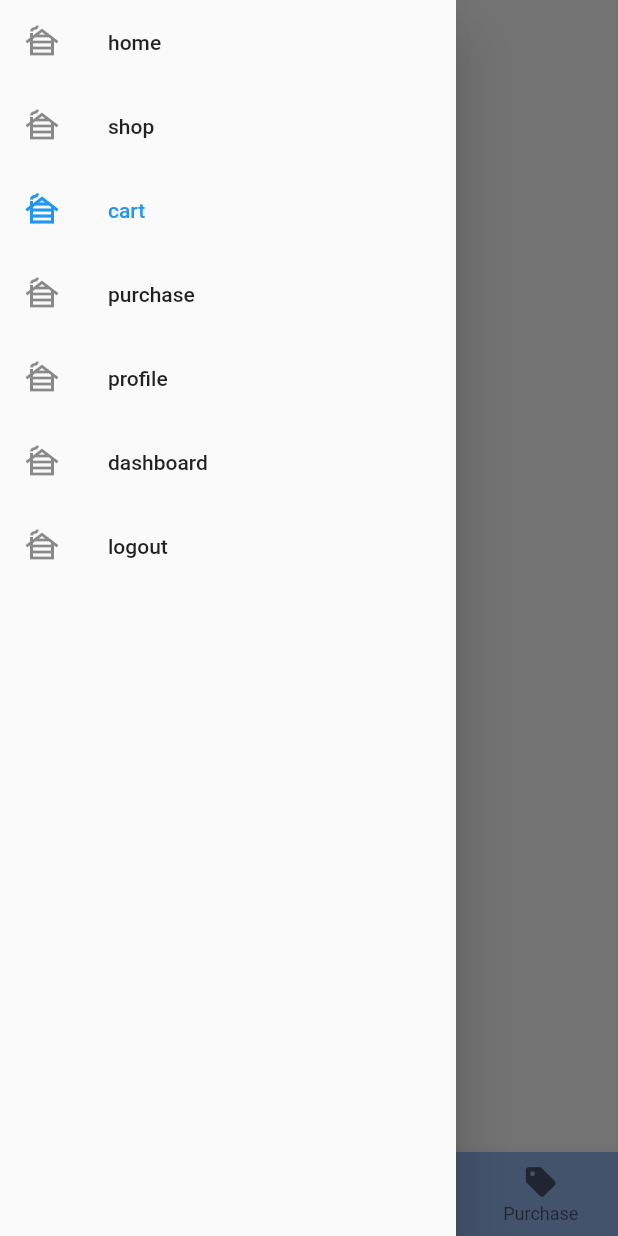
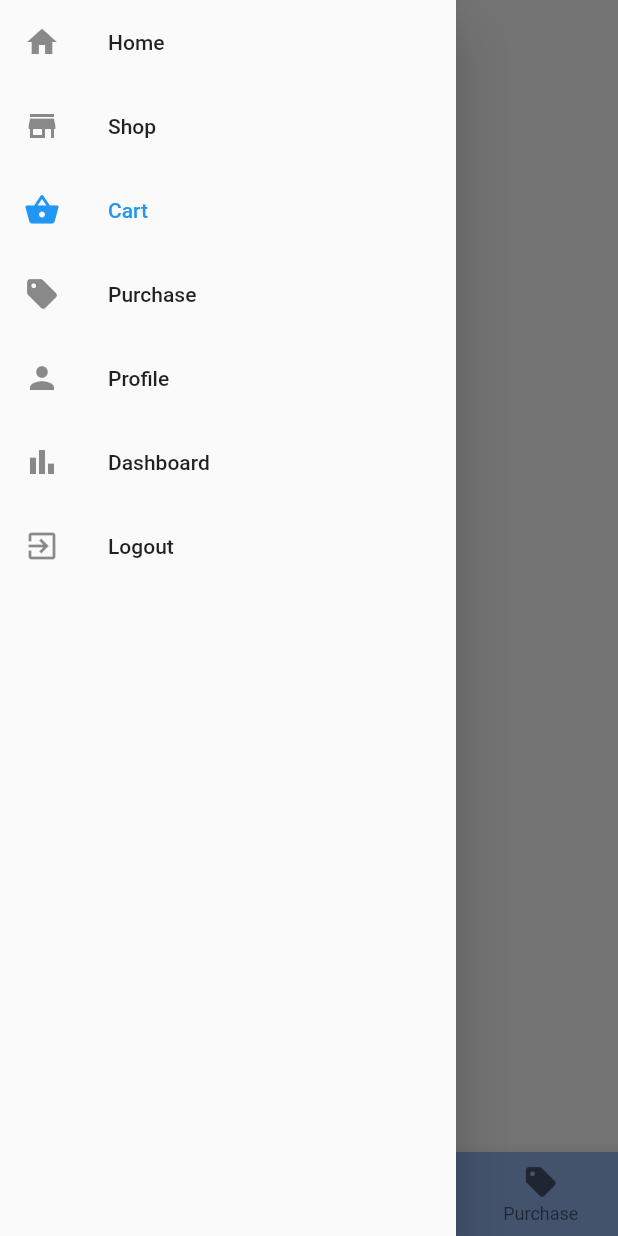
Before and after one commit to Edbfort/kentang, a Flutter app: the screen it shows after launch, item 3 of the bottom bar chosen, with the side drawer open, on a phone screen of 412 x 824 dp. Run offline on Flutter 3.47's test engine with Material 2 defaults, Android fonts, the phone set to English and light mode, and no system bars; our stand-ins replace carousel_slider, flutter_rating_bar.

Commit message:
v0.4.12 mengganti bentuk variable penyimpan data drawer agar bisa simpan icon

```diff
--- a/kode/potape/lib/AppBar/drawer/base_drawer.dart
+++ b/kode/potape/lib/AppBar/drawer/base_drawer.dart
@@ -5,8 +5,8 @@ Drawer base_drawer_drawer(active_, drawer_pages, _ondrawertap) {
     child: ListView(children: [
       for (int counter = 0; counter < drawer_pages.length; counter++)
         ListTile(
-          leading: Icon(Icons.cabin),
-          title: Text(drawer_pages[counter]),
+          leading: drawer_pages[counter].values.first,
+          title: Text(drawer_pages[counter].keys.first.toString()),
           selected: int.parse(active_) == counter,
           onTap: () {
             _ondrawertap(counter);
--- a/kode/potape/lib/AppBar/prov_appbar.dart
+++ b/kode/potape/lib/AppBar/prov_appbar.dart
@@ -145,14 +145,16 @@ class Apbr extends ChangeNotifier {
     notifyListeners();
   }
 
-  List drawer_pages = [
-    "home",
-    "shop",
-    "cart",
-    "purchase",
-    "profile",
-    "dashboard",
-    "logout",
+  List<Map<String, Icon>> drawer_pages = [
+    {"Home": Icon(Icons.home)},
+    {"Shop": Icon(Icons.store)},
+    {"Cart": Icon(Icons.shopping_basket)},
+    {
+      "Purchase": Icon(Icons.sell),
+    },
+    {"Profile": Icon(Icons.person)},
+    {"Dashboard": Icon(Icons.bar_chart)},
+    {"Logout": Icon(Icons.exit_to_app)},
   ];
 
   /// Data ->
```
